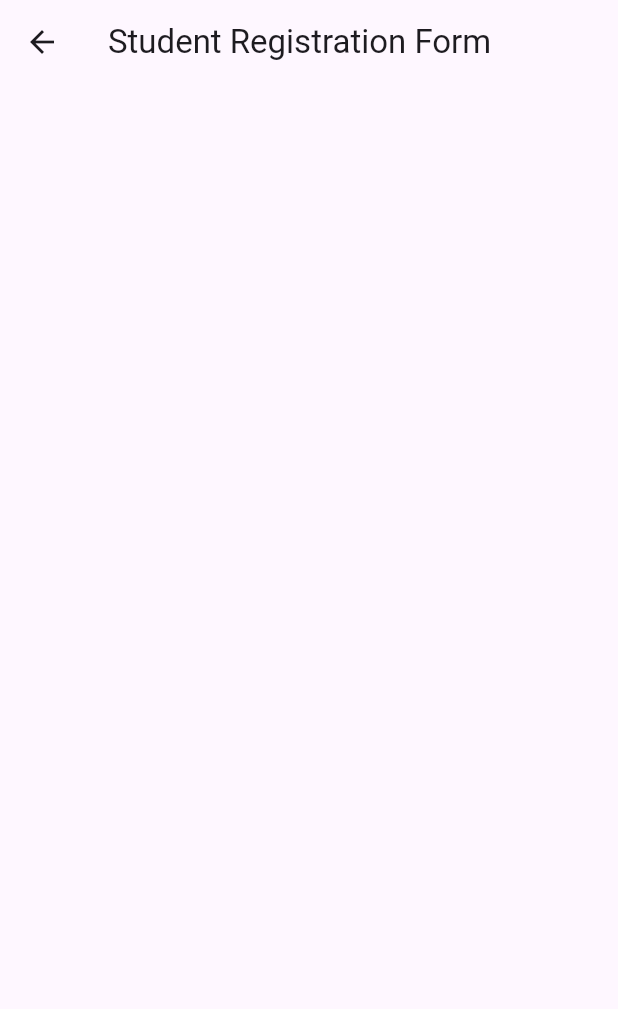
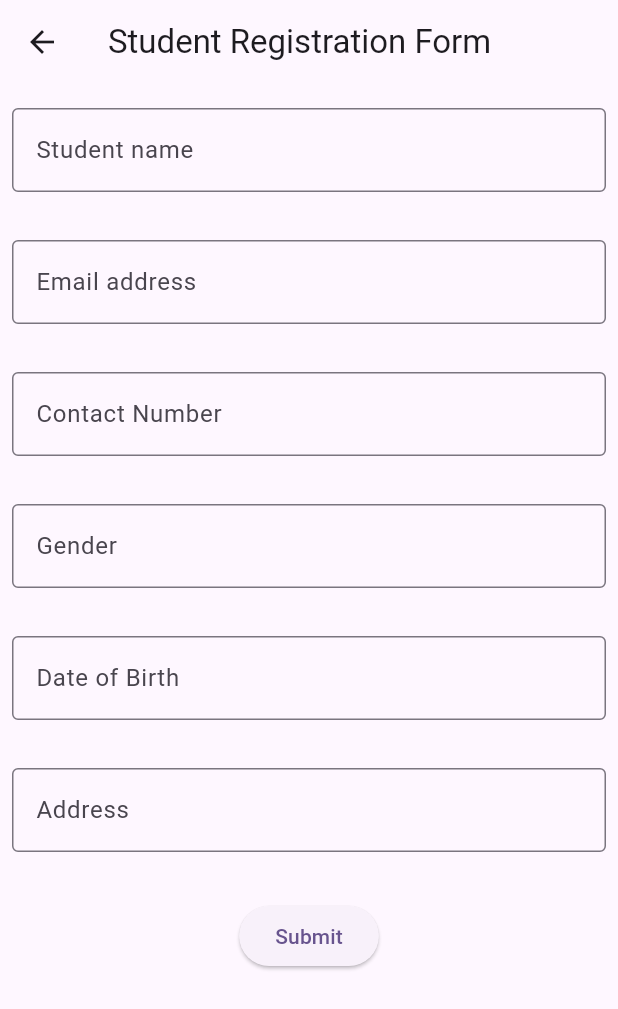
Before and after one commit to Harsh0726/student_registration_frontend, a Flutter app: the StudentForm screen opened directly, on a phone screen of 412 x 824 dp. Shown: the top 1009 px of the screen. Run offline on Flutter 3.47's test engine with Material 3 defaults, Android fonts, the phone set to English and light mode, and no system bars.

Commit message:
created form with validation

```diff
--- a/lib/screens/form.dart
+++ b/lib/screens/form.dart
@@ -1,18 +1,171 @@
 import 'package:flutter/material.dart';
 
 class StudentForm extends StatefulWidget {
-  const StudentForm({super.key});
+  const StudentForm({Key? key}) : super(key: key);
 
   @override
   State<StudentForm> createState() => _StudentFormState();
 }
 
 class _StudentFormState extends State<StudentForm> {
+  final _formKey = GlobalKey<FormState>();
+  final TextEditingController _nameController = TextEditingController();
+  final TextEditingController _emailController = TextEditingController();
+  final TextEditingController _contactNumberController = TextEditingController();
+  final TextEditingController _genderController = TextEditingController();
+  final TextEditingController _dobController = TextEditingController();
+  final TextEditingController _addressController = TextEditingController();
+
   @override
   Widget build(BuildContext context) {
-    return Scaffold(
-      appBar: AppBar(
-        title: const Text('Student Registration Form'),
+    return Material(
+      child: Scaffold(
+        resizeToAvoidBottomInset: false,
+        appBar: AppBar(
+          title: Text('Student Registration Form'),
+        ),
+        body: SingleChildScrollView(
+          child: Form(
+            key: _formKey,
+            child: Column(
+              crossAxisAlignment: CrossAxisAlignment.start,
+              mainAxisAlignment: MainAxisAlignment.center,
+              children: <Widget>[
+                // name field
+                buildTextField(
+                  controller: _nameController,
+                  hintText: 'Student name',
+                  validator: (value) {
+                    if (value == null || value.isEmpty) {
+                      return 'Please enter the student name';
+                    }
+                    return null;
+                  },
+                ),
+                // email field
+                buildTextField(
+                  controller: _emailController,
+                  hintText: 'Email address',
+                  validator: (value) {
+                    if (value == null || value.isEmpty) {
+                      return 'Please enter the email address';
+                    } else if (!RegExp(r'^[\w-]+(\.[\w-]+)*@([\w-]+\.)+[a-zA-Z]{2,7}$').hasMatch(value)) {
+                      return 'Please enter a valid email address';
+                    }
+                    return null;
+                  },
+                ),
+                // contact number field
+                buildTextField(
+                  controller: _contactNumberController,
+                  hintText: 'Contact Number',
+                  validator: (value) {
+                    if (value == null || value.isEmpty) {
+                      return 'Please enter the student\'s contact number';
+                    } else if (!RegExp(r'^\d{10}$').hasMatch(value)) {
+                      return 'Please enter a valid 10-digit contact number';
+                    }
+                    return null;
+                  },
+                ),
+                // gender field
+                buildTextField(
+                  controller: _genderController,
+                  hintText: 'Gender',
+                  validator: (value) {
+                    if (value == null || value.isEmpty) {
+                      return 'Please enter female/male/other';
+                    }
+                    return null;
+                  },
+                ),
+                // date of birth field with date picker
+                buildDatePickerField(
+                  controller: _dobController,
+                  hintText: 'Date of Birth',
+                  validator: (value) {
+                    if (value == null || value.isEmpty) {
+                      return 'Please enter date of birth';
+                    }
+                    return null;
+                  },
+                ),
+                // address field
+                buildTextField(
+                  controller: _addressController,
+                  hintText: 'Address',
+                  validator: (value) {
+                    if (value == null || value.isEmpty) {
+                      return 'Please enter the student\'s address';
+                    }
+                    return null;
+                  },
+                ),
+                // submit btn
+                SizedBox(height: 16),
+                Center(
+                  child: ElevatedButton(
+                    onPressed: () {
+                      if (_formKey.currentState!.validate()) {
+                        // Perform your form submission here
+                        // You can access the entered values using the controllers
+                      }
+                    },
+                    child: Text('Submit'),
+                  ),
+                ),
+              ],
+            ),
+          ),
+        ),
+      ),
+    );
+  }
+
+  Widget buildTextField({
+    required TextEditingController controller,
+    required String hintText,
+    required String? Function(String?) validator,
+  }) {
+    return Padding(
+      padding: const EdgeInsets.symmetric(horizontal: 8, vertical: 16),
+      child: TextFormField(
+        controller: controller,
+        decoration: InputDecoration(
+          border: OutlineInputBorder(),
+          hintText: hintText,
+        ),
+        validator: validator,
+      ),
+    );
+  }
+
+  Widget buildDatePickerField({
+    required TextEditingController controller,
+    required String hintText,
+    required String? Function(String?) validator,
+  }) {
+    return Padding(
+      padding: const EdgeInsets.symmetric(horizontal: 8, vertical: 16),
+      child: TextFormField(
+        controller: controller,
+        readOnly: true,
+        onTap: () async {
+          DateTime? pickedDate = await showDatePicker(
+            context: context,
+            initialDate: DateTime.now(),
+            firstDate: DateTime(1900),
+            lastDate: DateTime.now(),
+          );
+          if (pickedDate != null) {
+            controller.text = pickedDate.toLocal().toString().split(' ')[0];
+          }
+        },
+        decoration: InputDecoration(
+          border: OutlineInputBorder(),
+          hintText: hintText,
+        ),
+        validator: validator,
       ),
     );
   }
```
